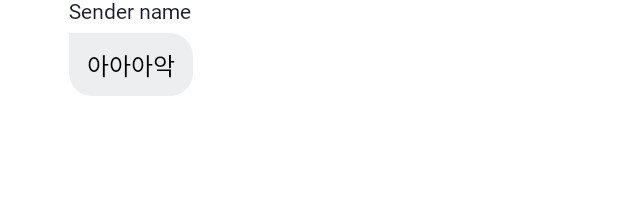
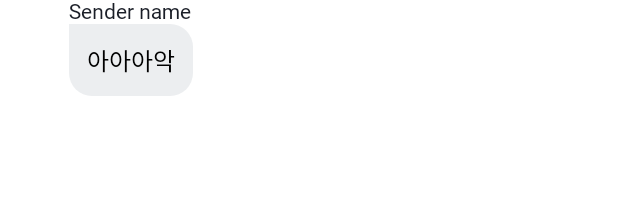
Before and after one commit to ryujisung/zibro, an Android app: the layout item_message_received.xml on its own in the app's theme, with its tools: preview values and no code run, on a phone screen of 412 x 824 dp. Shown: the top 214 px of the screen. Run offline under Robolectric (Android 15) with nearby library versions, the phone set to English and light mode, and no system bars.

```diff
--- a/app/src/main/res/layout/item_message_received.xml
+++ b/app/src/main/res/layout/item_message_received.xml
@@ -21,17 +21,10 @@
         app:layout_constraintStart_toEndOf="@id/imageViewProfile"
         app:layout_constraintTop_toTopOf="parent"/>
 
-    <ImageView
-        android:id="@+id/txt_background"
-        android:layout_width="0dp"
-        android:layout_height="42dp"
-        android:layout_marginTop="6dp"
-        android:src="@drawable/background_message_recived"
-        app:layout_constraintStart_toStartOf="@id/textViewReceivedMessage"
-        app:layout_constraintEnd_toEndOf="@id/textViewReceivedMessage"
-        app:layout_constraintTop_toBottomOf="@id/textViewSenderName"/>
+
 
     <TextView
+        android:background="@drawable/background_message_recived"
         android:id="@+id/textViewReceivedMessage"
         android:textColor="@android:color/black"
         android:padding="12dp"
@@ -39,6 +32,6 @@
         android:layout_height="wrap_content"
         android:text="아아아악"
         app:layout_constraintStart_toStartOf="@id/textViewSenderName"
-        app:layout_constraintTop_toTopOf="@id/txt_background"
-        app:layout_constraintBottom_toBottomOf="@id/txt_background"/>
+        app:layout_constraintTop_toBottomOf="@id/textViewSenderName"
+    />
 </androidx.constraintlayout.widget.ConstraintLayout>
```
Also changed, not shown: app/src/main/res/layout/item_message_sent.xml (+1 -8 lines).
